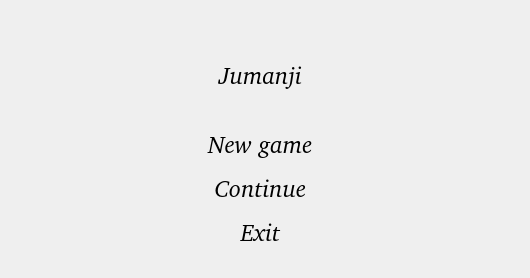
Old version of the form GUI/startPage.ui in the repository Anastasiyabordak/-Jumanji.
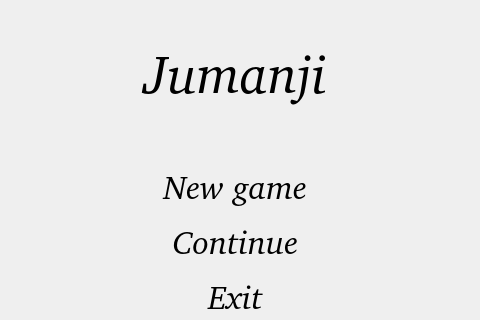
New version of the form.

```diff
--- a/GUI/startPage.ui
+++ b/GUI/startPage.ui
@@ -6,8 +6,8 @@
    <rect>
     <x>0</x>
     <y>0</y>
-    <width>530</width>
-    <height>278</height>
+    <width>480</width>
+    <height>320</height>
    </rect>
   </property>
   <property name="windowTitle">
@@ -17,10 +17,10 @@
    <widget class="QWidget" name="gridLayoutWidget">
     <property name="geometry">
      <rect>
-      <x>20</x>
-      <y>30</y>
-      <width>481</width>
-      <height>221</height>
+      <x>-10</x>
+      <y>-10</y>
+      <width>491</width>
+      <height>331</height>
      </rect>
     </property>
     <layout class="QGridLayout" name="gridLayout">
@@ -29,7 +29,7 @@
        <property name="font">
         <font>
          <family>Bitstream Charter</family>
-         <pointsize>18</pointsize>
+         <pointsize>25</pointsize>
          <weight>50</weight>
          <italic>true</italic>
          <bold>false</bold>
@@ -54,7 +54,7 @@
        <property name="font">
         <font>
          <family>Bitstream Charter</family>
-         <pointsize>18</pointsize>
+         <pointsize>25</pointsize>
          <weight>50</weight>
          <italic>true</italic>
          <bold>false</bold>
@@ -73,7 +73,7 @@
        <property name="font">
         <font>
          <family>Bitstream Charter</family>
-         <pointsize>18</pointsize>
+         <pointsize>25</pointsize>
          <weight>50</weight>
          <italic>true</italic>
          <bold>false</bold>
@@ -92,7 +92,7 @@
        <property name="font">
         <font>
          <family>Bitstream Charter</family>
-         <pointsize>18</pointsize>
+         <pointsize>40</pointsize>
          <italic>true</italic>
         </font>
        </property>
```
Left out of the diff: 6 changed lines with no effect on the pictures.
